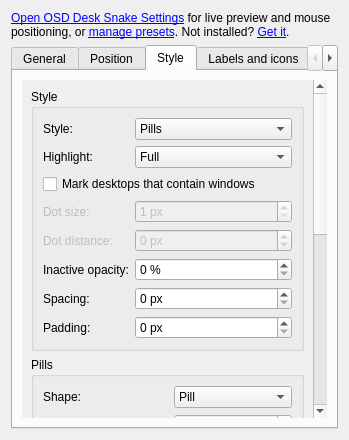
Before: the Qt Designer form package/contents/ui/config.ui in rcspam/osd-desk-snake, drawn with Qt 5.
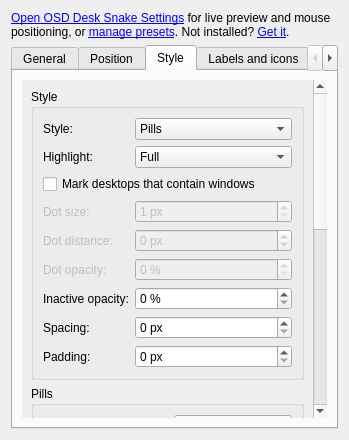
After: the same form once the commit is applied. The open tabs and pages were chosen to show the change. Custom widgets are drawn as their Qt base class.

Commit message:
Add a dot opacity setting
The dot was fixed at 80 % opacity; that stays the default.

```diff
--- a/package/contents/ui/config.ui
+++ b/package/contents/ui/config.ui
@@ -497,10 +497,25 @@
               </item>
               <item row="5" column="0">
                <widget class="QLabel" name="label_54">
+                <property name="text"><string>Dot opacity:</string></property>
+                <property name="enabled"><bool>false</bool></property>
+               </widget>
+              </item>
+              <item row="5" column="1">
+               <widget class="QSpinBox" name="kcfg_MarkOpacity">
+                <property name="minimum"><number>0</number></property>
+                <property name="maximum"><number>100</number></property>
+                <property name="suffix"><string> %</string></property>
+                <property name="toolTip"><string>Opacity of the dot. It still fades out under the highlight.</string></property>
+                <property name="enabled"><bool>false</bool></property>
+               </widget>
+              </item>
+              <item row="6" column="0">
+               <widget class="QLabel" name="label_55">
                 <property name="text"><string>Inactive opacity:</string></property>
                </widget>
               </item>
-              <item row="5" column="1">
+              <item row="6" column="1">
                <widget class="QSpinBox" name="kcfg_InactiveOpacity">
                 <property name="minimum"><number>0</number></property>
                 <property name="maximum"><number>100</number></property>
@@ -508,24 +523,24 @@
                 <property name="toolTip"><string>Opacity of the other desktops.</string></property>
                </widget>
               </item>
-              <item row="6" column="0">
-               <widget class="QLabel" name="label_55">
-                <property name="text"><string>Spacing:</string></property>
-               </widget>
-              </item>
-              <item row="6" column="1">
-               <widget class="QSpinBox" name="kcfg_Spacing">
-                <property name="minimum"><number>0</number></property>
-                <property name="maximum"><number>200</number></property>
-                <property name="suffix"><string> px</string></property>
-               </widget>
-              </item>
               <item row="7" column="0">
                <widget class="QLabel" name="label_56">
-                <property name="text"><string>Padding:</string></property>
+                <property name="text"><string>Spacing:</string></property>
                </widget>
               </item>
               <item row="7" column="1">
+               <widget class="QSpinBox" name="kcfg_Spacing">
+                <property name="minimum"><number>0</number></property>
+                <property name="maximum"><number>200</number></property>
+                <property name="suffix"><string> px</string></property>
+               </widget>
+              </item>
+              <item row="8" column="0">
+               <widget class="QLabel" name="label_57">
+                <property name="text"><string>Padding:</string></property>
+               </widget>
+              </item>
+              <item row="8" column="1">
                <widget class="QSpinBox" name="kcfg_Padding">
                 <property name="minimum"><number>0</number></property>
                 <property name="maximum"><number>200</number></property>
@@ -541,7 +556,7 @@
              <property name="title"><string>Pills</string></property>
              <layout class="QFormLayout" name="form_58">
               <item row="0" column="0">
-               <widget class="QLabel" name="label_59">
+               <widget class="QLabel" name="label_60">
                 <property name="text"><string>Shape:</string></property>
                </widget>
               </item>
@@ -566,7 +581,7 @@
                </widget>
               </item>
               <item row="1" column="0">
-               <widget class="QLabel" name="label_60">
+               <widget class="QLabel" name="label_61">
                 <property name="text"><string>Width:</string></property>
                </widget>
               </item>
```
Left out of the diff: 220 changed lines with no effect on the pictures. The commit also changes 7 other files.
